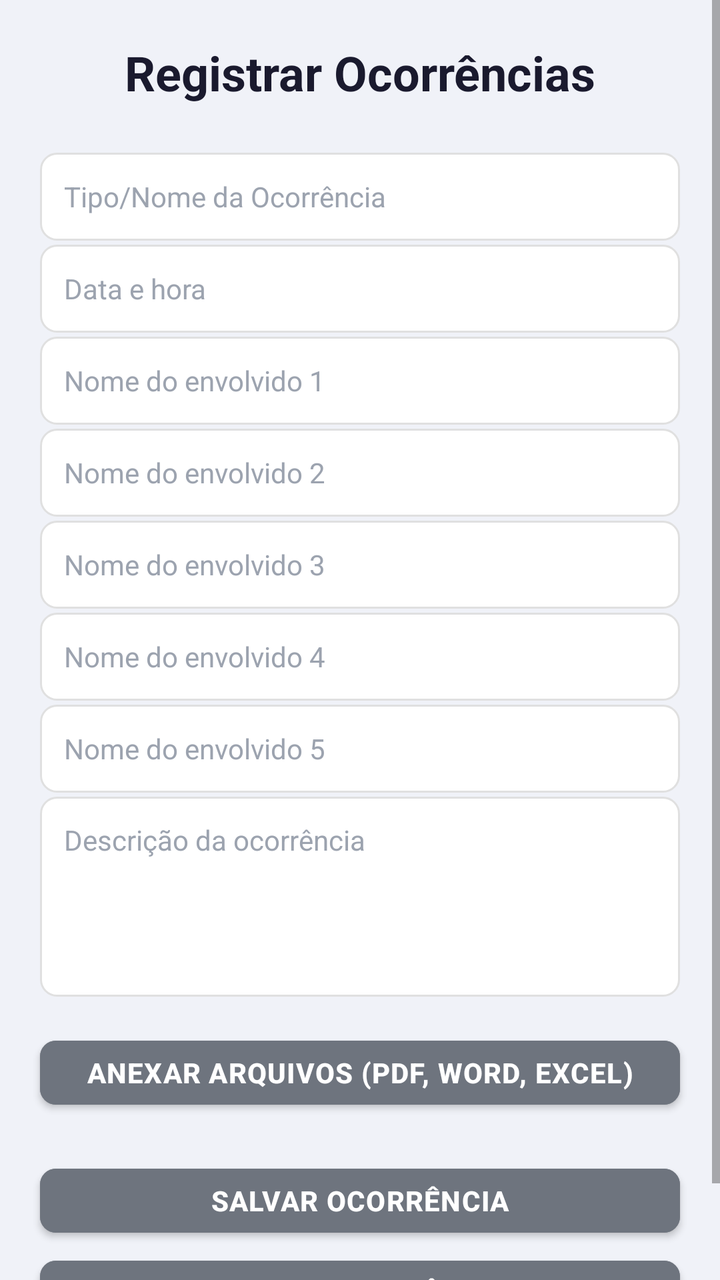
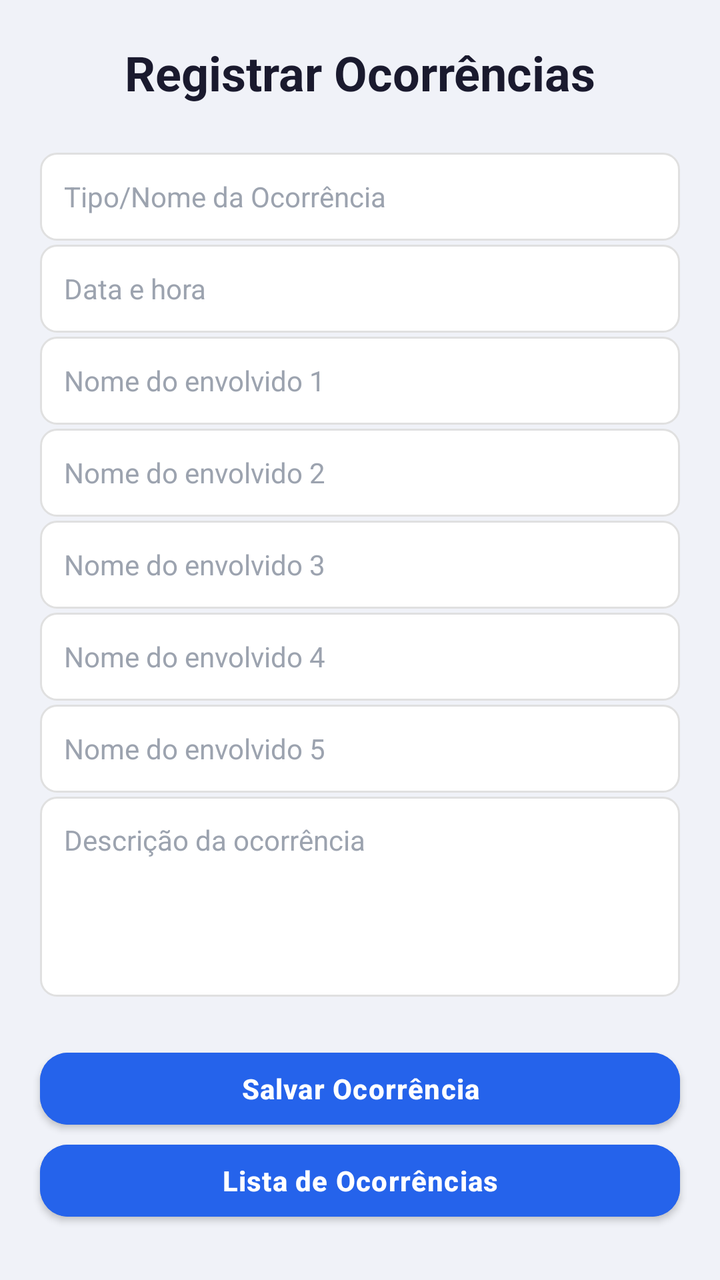

Screens rendered from an Android XML layout before and after an edit, with the pre-edit source and the edit as a unified diff.
<!-- AndroidManifest.xml: application theme AppTheme -->
<!-- res/layout/activity_registro_ocorrencias.xml -->
<?xml version="1.0" encoding="utf-8"?>
<ScrollView xmlns:android="http://schemas.android.com/apk/res/android"
    xmlns:app="http://schemas.android.com/apk/res-auto"
    xmlns:tools="http://schemas.android.com/tools"
    android:layout_width="match_parent"
    android:layout_height="match_parent"
    android:fillViewport="true"
    android:background="#F0F2F8">

    <androidx.constraintlayout.widget.ConstraintLayout
        android:id="@+id/main"
        android:layout_width="match_parent"
        android:layout_height="wrap_content"
        android:paddingBottom="24dp"
        tools:context=".RegistroOcorrenciasActivity">

        
        <TextView
            android:id="@+id/textTitulo"
            android:layout_width="0dp"
            android:layout_height="wrap_content"
            android:text="Registrar Ocorrências"
            android:textSize="24sp"
            android:textStyle="bold"
            android:textColor="#1A1A2E"
            android:gravity="center"
            android:layout_marginTop="20dp"
            app:layout_constraintTop_toTopOf="parent"
            app:layout_constraintStart_toStartOf="parent"
            app:layout_constraintEnd_toEndOf="parent" />

        
        <EditText
            android:id="@+id/editTipo"
            android:layout_width="0dp"
            android:layout_height="44dp"
            android:layout_marginStart="20dp"
            android:layout_marginEnd="20dp"
            android:layout_marginTop="24dp"
            android:hint="Tipo/Nome da Ocorrência"
            android:inputType="textCapWords"
            android:background="@drawable/edittext_background"
            android:paddingStart="12dp"
            android:paddingEnd="12dp"
            android:textSize="14sp"
            android:textColor="#1A1A2E"
            android:textColorHint="#9CA3AF"
            app:layout_constraintTop_toBottomOf="@id/textTitulo"
            app:layout_constraintStart_toStartOf="parent"
            app:layout_constraintEnd_toEndOf="parent" />

        
        <EditText
            android:id="@+id/editDataHora"
            android:layout_width="0dp"
            android:layout_height="44dp"
            android:layout_marginStart="20dp"
            android:layout_marginEnd="20dp"
            android:layout_marginTop="2dp"
            android:hint="Data e hora"
            android:focusable="false"
            android:clickable="true"
            android:background="@drawable/edittext_background"
            android:paddingStart="12dp"
            android:paddingEnd="12dp"
            android:textSize="14sp"
            android:textColor="#1A1A2E"
            android:textColorHint="#9CA3AF"
            app:layout_constraintTop_toBottomOf="@id/editTipo"
            app:layout_constraintStart_toStartOf="parent"
            app:layout_constraintEnd_toEndOf="parent" />

        
        <LinearLayout
            android:id="@+id/layoutEnvolvidos"
            android:layout_width="0dp"
            android:layout_height="wrap_content"
            android:orientation="vertical"
            android:layout_marginStart="20dp"
            android:layout_marginEnd="20dp"
            android:layout_marginTop="2dp"
            app:layout_constraintTop_toBottomOf="@id/editDataHora"
            app:layout_constraintStart_toStartOf="parent"
            app:layout_constraintEnd_toEndOf="parent">

            <EditText
                android:id="@+id/editEnvolvido1"
                android:layout_width="match_parent"
                android:layout_height="44dp"
                android:hint="Nome do envolvido 1"
                android:background="@drawable/edittext_background"
                android:paddingStart="12dp"
                android:paddingEnd="12dp"
                android:textSize="14sp"
                android:textColor="#1A1A2E"
                android:textColorHint="#9CA3AF" />

            <EditText
                android:id="@+id/editEnvolvido2"
                android:layout_width="match_parent"
                android:layout_height="44dp"
                android:layout_marginTop="2dp"
                android:hint="Nome do envolvido 2"
                android:background="@drawable/edittext_background"
                android:paddingStart="12dp"
                android:paddingEnd="12dp"
                android:textSize="14sp"
                android:textColor="#1A1A2E"
                android:textColorHint="#9CA3AF" />

            <EditText
                android:id="@+id/editEnvolvido3"
                android:layout_width="match_parent"
                android:layout_height="44dp"
                android:layout_marginTop="2dp"
                android:hint="Nome do envolvido 3"
                android:background="@drawable/edittext_background"
                android:paddingStart="12dp"
                android:paddingEnd="12dp"
                android:textSize="14sp"
                android:textColor="#1A1A2E"
                android:textColorHint="#9CA3AF" />

            <EditText
                android:id="@+id/editEnvolvido4"
                android:layout_width="match_parent"
                android:layout_height="44dp"
                android:layout_marginTop="2dp"
                android:hint="Nome do envolvido 4"
                android:background="@drawable/edittext_background"
                android:paddingStart="12dp"
                android:paddingEnd="12dp"
                android:textSize="14sp"
                android:textColor="#1A1A2E"
                android:textColorHint="#9CA3AF" />

            <EditText
                android:id="@+id/editEnvolvido5"
                android:layout_width="match_parent"
                android:layout_height="44dp"
                android:layout_marginTop="2dp"
                android:hint="Nome do envolvido 5"
                android:background="@drawable/edittext_background"
                android:paddingStart="12dp"
                android:paddingEnd="12dp"
                android:textSize="14sp"
                android:textColor="#1A1A2E"
                android:textColorHint="#9CA3AF" />
        </LinearLayout>

        
        <EditText
            android:id="@+id/editDescricao"
            android:layout_width="0dp"
            android:layout_height="100dp"
            android:layout_marginStart="20dp"
            android:layout_marginEnd="20dp"
            android:layout_marginTop="2dp"
            android:hint="Descrição da ocorrência"
            android:gravity="top"
            android:inputType="textMultiLine"
            android:background="@drawable/edittext_background"
            android:paddingStart="12dp"
            android:paddingEnd="12dp"
            android:paddingTop="12dp"
            android:paddingBottom="12dp"
            android:textSize="14sp"
            android:textColor="#1A1A2E"
            android:textColorHint="#9CA3AF"
            app:layout_constraintTop_toBottomOf="@id/layoutEnvolvidos"
            app:layout_constraintStart_toStartOf="parent"
            app:layout_constraintEnd_toEndOf="parent" />

        
        <Button
            android:id="@+id/buttonAnexarArquivos"
            android:layout_width="0dp"
            android:layout_height="44dp"
            android:layout_marginStart="20dp"
            android:layout_marginEnd="20dp"
            android:layout_marginTop="16dp"
            android:backgroundTint="#6E747E"
            android:elevation="2dp"
            android:letterSpacing="0.03"
            android:text="Anexar arquivos (PDF, Word, Excel)"
            android:textColor="#FFFFFF"
            android:textSize="14sp"
            android:textStyle="bold"
            app:cornerRadius="8dp"
            app:layout_constraintTop_toBottomOf="@id/editDescricao"
            app:layout_constraintStart_toStartOf="parent"
            app:layout_constraintEnd_toEndOf="parent" />

        
        <androidx.recyclerview.widget.RecyclerView
            android:id="@+id/recyclerAnexos"
            android:layout_width="0dp"
            android:layout_height="wrap_content"
            android:layout_marginStart="20dp"
            android:layout_marginEnd="20dp"
            android:layout_marginTop="4dp"
            android:nestedScrollingEnabled="false"
            app:layout_constraintTop_toBottomOf="@id/buttonAnexarArquivos"
            app:layout_constraintStart_toStartOf="parent"
            app:layout_constraintEnd_toEndOf="parent" />

        
        <Button
            android:id="@+id/buttonSalvar"
            android:layout_width="0dp"
            android:layout_height="44dp"
            android:layout_marginStart="20dp"
            android:layout_marginEnd="20dp"
            android:layout_marginTop="16dp"
            android:backgroundTint="#6E747E"
            android:elevation="2dp"
            android:letterSpacing="0.03"
            android:text="Salvar Ocorrência"
            android:textColor="#FFFFFF"
            android:textSize="14sp"
            android:textStyle="bold"
            app:cornerRadius="8dp"
            app:layout_constraintTop_toBottomOf="@id/recyclerAnexos"
            app:layout_constraintStart_toStartOf="parent"
            app:layout_constraintEnd_toEndOf="parent" />

        
        <Button
            android:id="@+id/buttonListaOcorrencias"
            android:layout_width="0dp"
            android:layout_height="44dp"
            android:layout_marginStart="20dp"
            android:layout_marginEnd="20dp"
            android:layout_marginTop="2dp"
            android:backgroundTint="#6E747E"
            android:elevation="2dp"
            android:letterSpacing="0.03"
            android:text="Lista de Ocorrências"
            android:textColor="#FFFFFF"
            android:textSize="14sp"
            android:textStyle="bold"
            app:cornerRadius="8dp"
            app:layout_constraintTop_toBottomOf="@id/buttonSalvar"
            app:layout_constraintStart_toStartOf="parent"
            app:layout_constraintEnd_toEndOf="parent" />

    </androidx.constraintlayout.widget.ConstraintLayout>
</ScrollView>
<!-- resources referenced by this layout -->
<resources>
  <!-- drawable edittext_background (drawable) -->
  <?xml version="1.0" encoding="utf-8"?>
  <shape xmlns:android="http://schemas.android.com/apk/res/android">
      <solid android:color="#FFFFFF" />
      <corners android:radius="8dp" />
      <stroke android:width="1dp" android:color="#E0E0E0" />
      <padding
          android:left="12dp"
          android:top="12dp"
          android:right="12dp"
          android:bottom="12dp" />
  </shape>
  <style name="AppTheme" parent="Theme.MaterialComponents.DayNight.DarkActionBar">
          <item name="colorPrimary">@color/colorPrimary</item>
          <item name="colorPrimaryDark">@color/black</item>
          <item name="colorAccent">@color/black</item>
          <item name="android:windowBackground">@color/white</item>
          <item name="android:textColor">@color/black</item>
          <item name="android:textColorPrimary">@color/corTitulo</item>
  
          
          <item name="materialButtonStyle">@style/Widget.Condominio.Button</item>
          <item name="textInputStyle">@style/Widget.Condominio.TextInputLayout</item>
      </style>
  <color name="colorPrimary">#062AF2</color>
  <color name="black">#000000</color>
  <color name="white">#FFFFFF</color>
  <color name="corTitulo">#070707</color>
  <style name="Widget.Condominio.Button" parent="Widget.MaterialComponents.Button">
          <item name="backgroundTint">@color/colorPrimary</item>
          <item name="android:textColor">@color/white</item>
          <item name="cornerRadius">8dp</item>
      </style>
  <style name="Widget.Condominio.TextInputLayout" parent="Widget.MaterialComponents.TextInputLayout.OutlinedBox">
          <item name="boxBackgroundColor">@color/white</item>
          <item name="boxStrokeColor">@color/colorPrimary</item>
          <item name="hintTextColor">@color/colorPrimary</item>
          <item name="android:textColorHint">@color/colorPrimary</item>
      </style>
</resources>

<!-- the commit's change to res/layout/activity_registro_ocorrencias.xml (unified diff, before → after) -->
@@ -172,35 +172,15 @@
             app:layout_constraintEnd_toEndOf="parent" />
 
         
-        <Button
-            android:id="@+id/buttonAnexarArquivos"
-            android:layout_width="0dp"
-            android:layout_height="44dp"
-            android:layout_marginStart="20dp"
-            android:layout_marginEnd="20dp"
-            android:layout_marginTop="16dp"
-            android:backgroundTint="#6E747E"
-            android:elevation="2dp"
-            android:letterSpacing="0.03"
-            android:text="Anexar arquivos (PDF, Word, Excel)"
-            android:textColor="#FFFFFF"
-            android:textSize="14sp"
-            android:textStyle="bold"
-            app:cornerRadius="8dp"
+        <LinearLayout
+            android:id="@+id/painelAnexos"
+            android:layout_width="0dp"
+            android:layout_height="wrap_content"
+            android:layout_marginStart="20dp"
+            android:layout_marginEnd="20dp"
+            android:layout_marginTop="8dp"
+            android:orientation="vertical"
             app:layout_constraintTop_toBottomOf="@id/editDescricao"
-            app:layout_constraintStart_toStartOf="parent"
-            app:layout_constraintEnd_toEndOf="parent" />
-
-        
-        <androidx.recyclerview.widget.RecyclerView
-            android:id="@+id/recyclerAnexos"
-            android:layout_width="0dp"
-            android:layout_height="wrap_content"
-            android:layout_marginStart="20dp"
-            android:layout_marginEnd="20dp"
-            android:layout_marginTop="4dp"
-            android:nestedScrollingEnabled="false"
-            app:layout_constraintTop_toBottomOf="@id/buttonAnexarArquivos"
             app:layout_constraintStart_toStartOf="parent"
             app:layout_constraintEnd_toEndOf="parent" />
 
@@ -212,15 +192,15 @@
             android:layout_marginStart="20dp"
             android:layout_marginEnd="20dp"
             android:layout_marginTop="16dp"
-            android:backgroundTint="#6E747E"
+            android:backgroundTint="@color/botaoPrimario"
             android:elevation="2dp"
             android:letterSpacing="0.03"
             android:text="Salvar Ocorrência"
             android:textColor="#FFFFFF"
             android:textSize="14sp"
             android:textStyle="bold"
-            app:cornerRadius="8dp"
-            app:layout_constraintTop_toBottomOf="@id/recyclerAnexos"
+            app:cornerRadius="14dp"
+            app:layout_constraintTop_toBottomOf="@id/painelAnexos"
             app:layout_constraintStart_toStartOf="parent"
             app:layout_constraintEnd_toEndOf="parent" />
 
@@ -232,14 +212,14 @@
             android:layout_marginStart="20dp"
             android:layout_marginEnd="20dp"
             android:layout_marginTop="2dp"
-            android:backgroundTint="#6E747E"
+            android:backgroundTint="@color/botaoPrimario"
             android:elevation="2dp"
             android:letterSpacing="0.03"
             android:text="Lista de Ocorrências"
             android:textColor="#FFFFFF"
             android:textSize="14sp"
             android:textStyle="bold"
-            app:cornerRadius="8dp"
+            app:cornerRadius="14dp"
             app:layout_constraintTop_toBottomOf="@id/buttonSalvar"
             app:layout_constraintStart_toStartOf="parent"
             app:layout_constraintEnd_toEndOf="parent" />
<!-- resource entries referenced after the edit -->
@@ -1,5 +1,6 @@
 <!-- resources referenced by this layout -->
 <resources>
+  <color name="botaoPrimario">#2563EB</color>
   <!-- drawable edittext_background (drawable) -->
   <?xml version="1.0" encoding="utf-8"?>
   <shape xmlns:android="http://schemas.android.com/apk/res/android">
@@ -24,14 +25,24 @@
           <item name="materialButtonStyle">@style/Widget.Condominio.Button</item>
           <item name="textInputStyle">@style/Widget.Condominio.TextInputLayout</item>
       </style>
-  <color name="colorPrimary">#062AF2</color>
+  <color name="colorPrimary">#1E3A8A</color>
   <color name="black">#000000</color>
   <color name="white">#FFFFFF</color>
   <color name="corTitulo">#070707</color>
   <style name="Widget.Condominio.Button" parent="Widget.MaterialComponents.Button">
-          <item name="backgroundTint">@color/colorPrimary</item>
+          <item name="backgroundTint">@color/botaoPrimario</item>
           <item name="android:textColor">@color/white</item>
-          <item name="cornerRadius">8dp</item>
+          <item name="cornerRadius">14dp</item>
+          <item name="android:textAllCaps">false</item>
+          <item name="android:textStyle">bold</item>
+          <item name="android:textSize">15sp</item>
+          <item name="android:letterSpacing">0.01</item>
+          <item name="android:minHeight">52dp</item>
+          <item name="android:insetTop">4dp</item>
+          <item name="android:insetBottom">4dp</item>
+          <item name="android:elevation">2dp</item>
+          <item name="iconTint">@color/white</item>
+          <item name="iconPadding">8dp</item>
       </style>
   <style name="Widget.Condominio.TextInputLayout" parent="Widget.MaterialComponents.TextInputLayout.OutlinedBox">
           <item name="boxBackgroundColor">@color/white</item>
